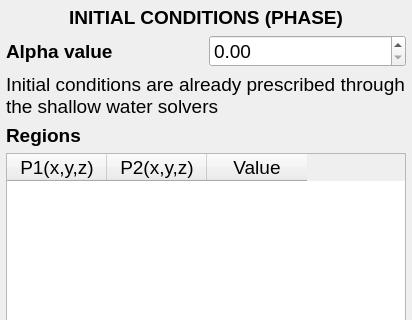
Qt form HydroUQ/initialconalpha.ui (NHERI-SimCenter/HydroUQ) before a commit; both pictures show x 0 to 412 and y 0 to 320 of the 412 by 917 pixel window.
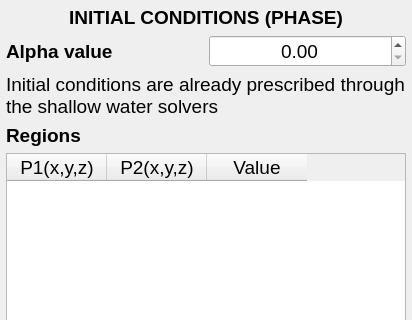
The same form after that commit.

Diff of the .ui file:
```diff
--- a/HydroUQ/initialconalpha.ui
+++ b/HydroUQ/initialconalpha.ui
@@ -70,6 +70,9 @@
          <pointsize>14</pointsize>
         </font>
        </property>
+       <property name="alignment">
+        <set>Qt::AlignCenter</set>
+       </property>
       </widget>
      </item>
     </layout>
```
